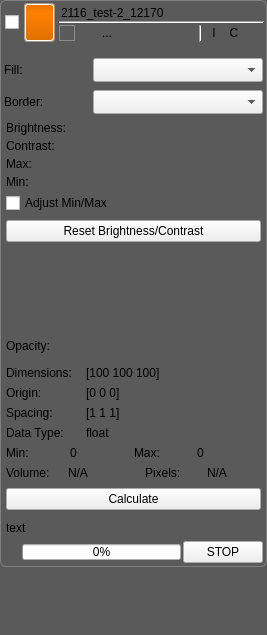
jessdtate/Seg3D, file Interface/Application/LayerWidget.ui: the form before one commit.
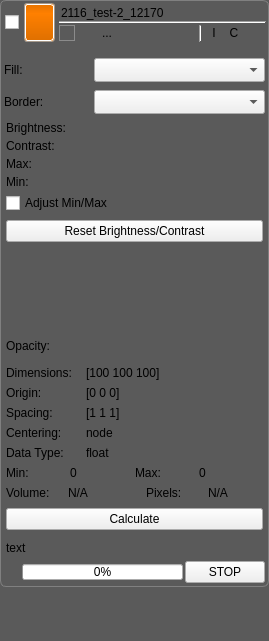
The form after the commit. Icons and pictures are not drawn. Custom widgets are drawn as their Qt base class.

Commit message: - Displaying centering (node vs. cell) with layer info.

What changed in the file:
```diff
--- a/Interface/Application/LayerWidget.ui
+++ b/Interface/Application/LayerWidget.ui
@@ -6,8 +6,8 @@
    <rect>
     <x>0</x>
     <y>0</y>
-    <width>267</width>
-    <height>635</height>
+    <width>269</width>
+    <height>641</height>
    </rect>
   </property>
   <property name="mouseTracking">
@@ -1474,6 +1474,50 @@
               </layout>
              </widget>
             </item>
+            <item>
+             <widget class="QWidget" name="centering_widget_" native="true">
+              <property name="minimumSize">
+               <size>
+                <width>0</width>
+                <height>20</height>
+               </size>
+              </property>
+              <property name="maximumSize">
+               <size>
+                <width>16777215</width>
+                <height>20</height>
+               </size>
+              </property>
+              <layout class="QHBoxLayout" name="horizontalLayout_23">
+               <property name="spacing">
+                <number>0</number>
+               </property>
+               <property name="margin">
+                <number>0</number>
+               </property>
+               <item>
+                <widget class="QLabel" name="label_10">
+                 <property name="maximumSize">
+                  <size>
+                   <width>80</width>
+                   <height>16777215</height>
+                  </size>
+                 </property>
+                 <property name="text">
+                  <string>Centering:</string>
+                 </property>
+                </widget>
+               </item>
+               <item>
+                <widget class="QLabel" name="centering_label_">
+                 <property name="text">
+                  <string>node</string>
+                 </property>
+                </widget>
+               </item>
+              </layout>
+             </widget>
+            </item>
             <item>
              <widget class="QWidget" name="datainfo_widget_" native="true">
               <property name="minimumSize">
```
The commit also changes 6 other files.
